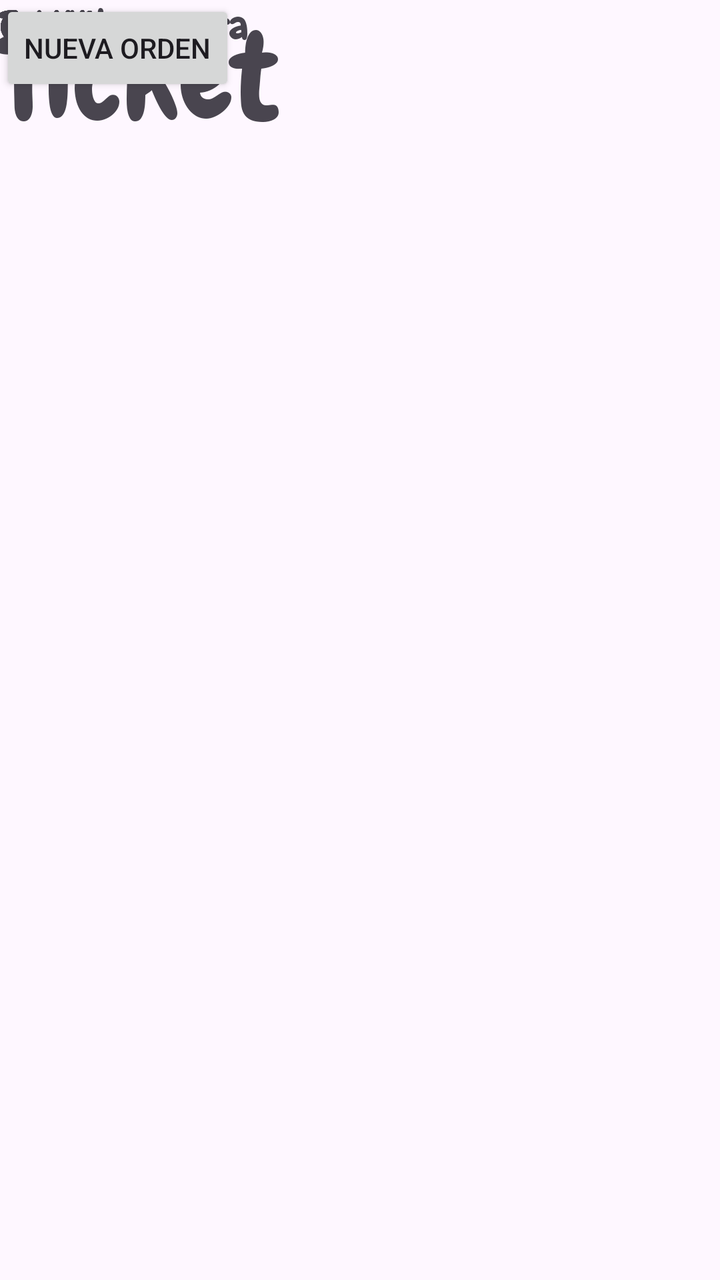
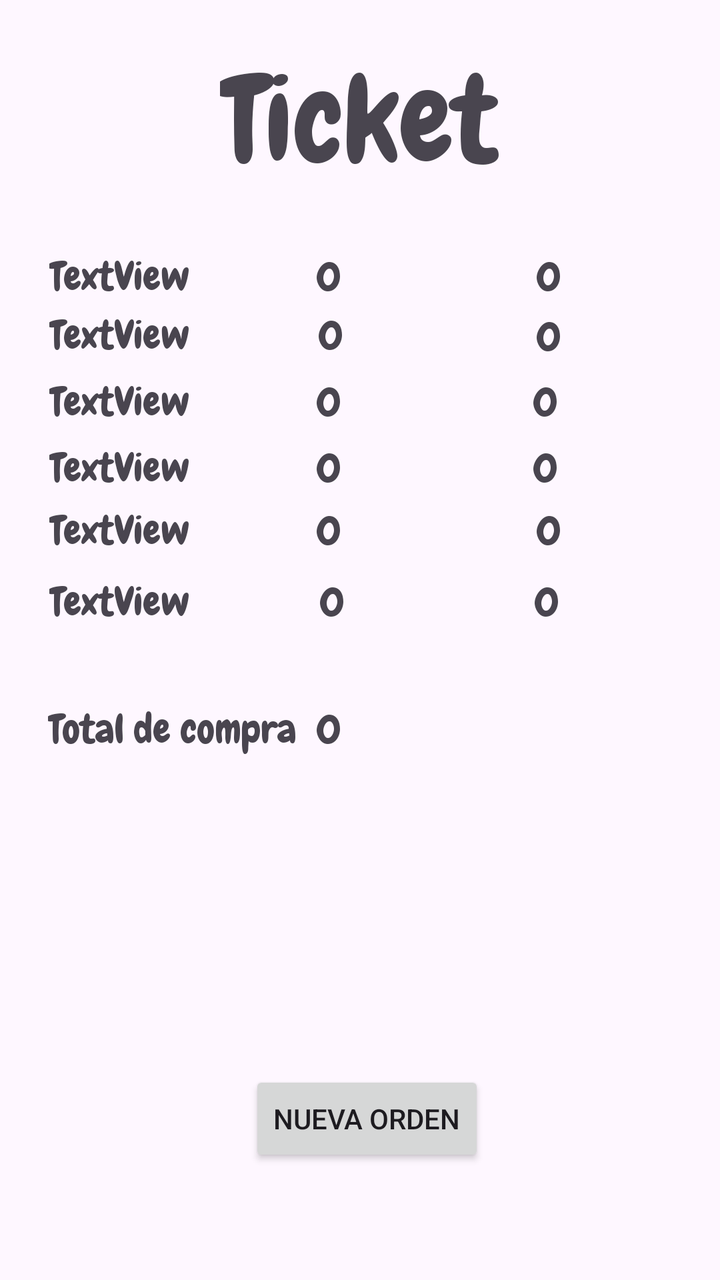

Screens rendered from an Android XML layout before and after an edit, with the pre-edit source and the edit as a unified diff.
<!-- AndroidManifest.xml: application theme Theme.Project1 -->
<!-- res/layout/activity_ticket.xml -->
<?xml version="1.0" encoding="utf-8"?>
<androidx.constraintlayout.widget.ConstraintLayout xmlns:android="http://schemas.android.com/apk/res/android"
    xmlns:app="http://schemas.android.com/apk/res-auto"
    xmlns:tools="http://schemas.android.com/tools"
    android:id="@+id/main"
    android:layout_width="match_parent"
    android:layout_height="match_parent"
    tools:context=".Ticket"
    tools:layout_editor_absoluteX="-1dp"
    tools:layout_editor_absoluteY="2dp">

    <TextView
        android:id="@+id/txtImporte1"
        android:layout_width="wrap_content"
        android:layout_height="wrap_content"
        android:fontFamily="@font/chewy_regular"
        android:text="0"
        android:textSize="20sp"
        tools:layout_editor_absoluteX="167dp"
        tools:layout_editor_absoluteY="144dp" />

    <TextView
        android:id="@+id/txtTotal1"
        android:layout_width="wrap_content"
        android:layout_height="wrap_content"
        android:fontFamily="@font/chewy_regular"
        android:text="0"
        android:textSize="20sp"
        tools:layout_editor_absoluteX="262dp"
        tools:layout_editor_absoluteY="145dp" />

    <TextView
        android:id="@+id/txtImporte6"
        android:layout_width="wrap_content"
        android:layout_height="wrap_content"
        android:fontFamily="@font/chewy_regular"
        android:text="0"
        android:textSize="20sp"
        tools:layout_editor_absoluteX="168dp"
        tools:layout_editor_absoluteY="328dp" />

    <TextView
        android:id="@+id/txtTotal2"
        android:layout_width="wrap_content"
        android:layout_height="wrap_content"
        android:fontFamily="@font/chewy_regular"
        android:text="0"
        android:textSize="20sp"
        tools:layout_editor_absoluteX="262dp"
        tools:layout_editor_absoluteY="178dp" />

    <TextView
        android:id="@+id/txtImporte2"
        android:layout_width="wrap_content"
        android:layout_height="wrap_content"
        android:fontFamily="@font/chewy_regular"
        android:text="0"
        android:textSize="20sp"
        tools:layout_editor_absoluteX="167dp"
        tools:layout_editor_absoluteY="178dp" />

    <TextView
        android:id="@+id/txtImporte4"
        android:layout_width="wrap_content"
        android:layout_height="wrap_content"
        android:fontFamily="@font/chewy_regular"
        android:text="0"
        android:textSize="20sp"
        tools:layout_editor_absoluteX="167dp"
        tools:layout_editor_absoluteY="252dp" />

    <TextView
        android:id="@+id/txtCantPati"
        android:layout_width="wrap_content"
        android:layout_height="wrap_content"
        android:fontFamily="@font/chewy_regular"
        android:text="TextView"
        android:textSize="20sp"
        tools:layout_editor_absoluteX="29dp"
        tools:layout_editor_absoluteY="144dp" />

    <TextView
        android:id="@+id/txtCantMichi"
        android:layout_width="wrap_content"
        android:layout_height="wrap_content"
        android:fontFamily="@font/chewy_regular"
        android:text="TextView"
        android:textSize="20sp"
        tools:layout_editor_absoluteX="31dp"
        tools:layout_editor_absoluteY="287dp" />

    <TextView
        android:id="@+id/txtCantConchi"
        android:layout_width="wrap_content"
        android:layout_height="wrap_content"
        android:fontFamily="@font/chewy_regular"
        android:text="TextView"
        android:textSize="20sp"
        tools:layout_editor_absoluteX="31dp"
        tools:layout_editor_absoluteY="327dp" />

    <TextView
        android:id="@+id/txtCantCombo"
        android:layout_width="wrap_content"
        android:layout_height="wrap_content"
        android:fontFamily="@font/chewy_regular"
        android:text="TextView"
        android:textSize="20sp"
        tools:layout_editor_absoluteX="29dp"
        tools:layout_editor_absoluteY="177dp" />

    <TextView
        android:id="@+id/txtCantMochi2"
        android:layout_width="wrap_content"
        android:layout_height="wrap_content"
        android:fontFamily="@font/chewy_regular"
        android:text="TextView"
        android:textSize="20sp"
        tools:layout_editor_absoluteX="31dp"
        tools:layout_editor_absoluteY="251dp" />

    <TextView
        android:id="@+id/txtCantMochi1"
        android:layout_width="wrap_content"
        android:layout_height="wrap_content"
        android:fontFamily="@font/chewy_regular"
        android:text="TextView"
        android:textSize="20sp"
        tools:layout_editor_absoluteX="29dp"
        tools:layout_editor_absoluteY="214dp" />

    <TextView
        android:id="@+id/txtImporte3"
        android:layout_width="wrap_content"
        android:layout_height="wrap_content"
        android:fontFamily="@font/chewy_regular"
        android:text="0"
        android:textSize="20sp"
        tools:layout_editor_absoluteX="168dp"
        tools:layout_editor_absoluteY="215dp" />

    <TextView
        android:id="@+id/txtImporte5"
        android:layout_width="wrap_content"
        android:layout_height="wrap_content"
        android:fontFamily="@font/chewy_regular"
        android:text="0"
        android:textSize="20sp"
        tools:layout_editor_absoluteX="166dp"
        tools:layout_editor_absoluteY="288dp" />

    <TextView
        android:id="@+id/txtTotal6"
        android:layout_width="wrap_content"
        android:layout_height="wrap_content"
        android:fontFamily="@font/chewy_regular"
        android:text="0"
        android:textSize="20sp"
        tools:layout_editor_absoluteX="262dp"
        tools:layout_editor_absoluteY="328dp" />

    <TextView
        android:id="@+id/txtTotal5"
        android:layout_width="wrap_content"
        android:layout_height="wrap_content"
        android:fontFamily="@font/chewy_regular"
        android:text="0"
        android:textSize="20sp"
        tools:layout_editor_absoluteX="261dp"
        tools:layout_editor_absoluteY="288dp" />

    <TextView
        android:id="@+id/txtTotal3"
        android:layout_width="wrap_content"
        android:layout_height="wrap_content"
        android:fontFamily="@font/chewy_regular"
        android:text="0"
        android:textSize="20sp"
        tools:layout_editor_absoluteX="263dp"
        tools:layout_editor_absoluteY="214dp" />

    <TextView
        android:id="@+id/txtTotal4"
        android:layout_width="wrap_content"
        android:layout_height="wrap_content"
        android:fontFamily="@font/chewy_regular"
        android:text="0"
        android:textSize="20sp"
        tools:layout_editor_absoluteX="261dp"
        tools:layout_editor_absoluteY="252dp" />

    <TextView
        android:id="@+id/textView32"
        android:layout_width="wrap_content"
        android:layout_height="wrap_content"
        android:fontFamily="@font/chewy_regular"
        android:text="Ticket"
        android:textSize="60sp"
        tools:layout_editor_absoluteX="126dp"
        tools:layout_editor_absoluteY="34dp" />

    <Button
        android:id="@+id/btnNuevaOrden"
        android:layout_width="wrap_content"
        android:layout_height="wrap_content"
        android:text="Nueva Orden"
        tools:layout_editor_absoluteX="140dp"
        tools:layout_editor_absoluteY="602dp" />

    <TextView
        android:id="@+id/textView33"
        android:layout_width="wrap_content"
        android:layout_height="wrap_content"
        android:fontFamily="@font/chewy_regular"
        android:text="Total de compra"
        android:textSize="20sp"
        tools:layout_editor_absoluteX="29dp"
        tools:layout_editor_absoluteY="400dp" />

    <TextView
        android:id="@+id/textView34"
        android:layout_width="wrap_content"
        android:layout_height="wrap_content"
        android:fontFamily="@font/chewy_regular"
        android:text="0"
        android:textSize="20sp"
        tools:layout_editor_absoluteX="169dp"
        tools:layout_editor_absoluteY="400dp" />

</androidx.constraintlayout.widget.ConstraintLayout>
<!-- resources referenced by this layout -->
<resources>
  <style name="Theme.Project1" parent="Base.Theme.Project1" />
  <style name="Base.Theme.Project1" parent="Theme.Material3.DayNight.NoActionBar">
          
          
      </style>
</resources>

<!-- the commit's change to res/layout/activity_ticket.xml (unified diff, before → after) -->
@@ -16,8 +16,82 @@
         android:fontFamily="@font/chewy_regular"
         android:text="0"
         android:textSize="20sp"
-        tools:layout_editor_absoluteX="167dp"
-        tools:layout_editor_absoluteY="144dp" />
+        app:layout_constraintBottom_toBottomOf="parent"
+        app:layout_constraintEnd_toEndOf="parent"
+        app:layout_constraintHorizontal_bias="0.454"
+        app:layout_constraintStart_toStartOf="parent"
+        app:layout_constraintTop_toTopOf="parent"
+        app:layout_constraintVertical_bias="0.204" />
+
+    <TextView
+        android:id="@+id/txtImporte5"
+        android:layout_width="wrap_content"
+        android:layout_height="wrap_content"
+        android:fontFamily="@font/chewy_regular"
+        android:text="0"
+        android:textSize="20sp"
+        app:layout_constraintBottom_toBottomOf="parent"
+        app:layout_constraintEnd_toEndOf="parent"
+        app:layout_constraintHorizontal_bias="0.454"
+        app:layout_constraintStart_toStartOf="parent"
+        app:layout_constraintTop_toTopOf="parent"
+        app:layout_constraintVertical_bias="0.411" />
+
+    <TextView
+        android:id="@+id/txtImporte3"
+        android:layout_width="wrap_content"
+        android:layout_height="wrap_content"
+        android:fontFamily="@font/chewy_regular"
+        android:text="0"
+        android:textSize="20sp"
+        app:layout_constraintBottom_toBottomOf="parent"
+        app:layout_constraintEnd_toEndOf="parent"
+        app:layout_constraintHorizontal_bias="0.454"
+        app:layout_constraintStart_toStartOf="parent"
+        app:layout_constraintTop_toTopOf="parent"
+        app:layout_constraintVertical_bias="0.306" />
+
+    <TextView
+        android:id="@+id/txtImporte6"
+        android:layout_width="wrap_content"
+        android:layout_height="wrap_content"
+        android:fontFamily="@font/chewy_regular"
+        android:text="0"
+        android:textSize="20sp"
+        app:layout_constraintBottom_toBottomOf="parent"
+        app:layout_constraintEnd_toEndOf="parent"
+        app:layout_constraintHorizontal_bias="0.459"
+        app:layout_constraintStart_toStartOf="parent"
+        app:layout_constraintTop_toTopOf="parent"
+        app:layout_constraintVertical_bias="0.469" />
+
+    <TextView
+        android:id="@+id/txtImporte2"
+        android:layout_width="wrap_content"
+        android:layout_height="wrap_content"
+        android:fontFamily="@font/chewy_regular"
+        android:text="0"
+        android:textSize="20sp"
+        app:layout_constraintBottom_toBottomOf="parent"
+        app:layout_constraintEnd_toEndOf="parent"
+        app:layout_constraintHorizontal_bias="0.457"
+        app:layout_constraintStart_toStartOf="parent"
+        app:layout_constraintTop_toTopOf="parent"
+        app:layout_constraintVertical_bias="0.252" />
+
+    <TextView
+        android:id="@+id/txtImporte4"
+        android:layout_width="wrap_content"
+        android:layout_height="wrap_content"
+        android:fontFamily="@font/chewy_regular"
+        android:text="0"
+        android:textSize="20sp"
+        app:layout_constraintBottom_toBottomOf="parent"
+        app:layout_constraintEnd_toEndOf="parent"
+        app:layout_constraintHorizontal_bias="0.454"
+        app:layout_constraintStart_toStartOf="parent"
+        app:layout_constraintTop_toTopOf="parent"
+        app:layout_constraintVertical_bias="0.36" />
 
     <TextView
         android:id="@+id/txtTotal1"
@@ -26,18 +100,68 @@
         android:fontFamily="@font/chewy_regular"
         android:text="0"
         android:textSize="20sp"
-        tools:layout_editor_absoluteX="262dp"
-        tools:layout_editor_absoluteY="145dp" />
-
-    <TextView
-        android:id="@+id/txtImporte6"
-        android:layout_width="wrap_content"
-        android:layout_height="wrap_content"
-        android:fontFamily="@font/chewy_regular"
-        android:text="0"
-        android:textSize="20sp"
-        tools:layout_editor_absoluteX="168dp"
-        tools:layout_editor_absoluteY="328dp" />
+        app:layout_constraintBottom_toBottomOf="parent"
+        app:layout_constraintEnd_toEndOf="parent"
+        app:layout_constraintHorizontal_bias="0.771"
+        app:layout_constraintStart_toStartOf="parent"
+        app:layout_constraintTop_toTopOf="parent"
+        app:layout_constraintVertical_bias="0.204" />
+
+    <TextView
+        android:id="@+id/txtTotal5"
+        android:layout_width="wrap_content"
+        android:layout_height="wrap_content"
+        android:fontFamily="@font/chewy_regular"
+        android:text="0"
+        android:textSize="20sp"
+        app:layout_constraintBottom_toBottomOf="parent"
+        app:layout_constraintEnd_toEndOf="parent"
+        app:layout_constraintHorizontal_bias="0.771"
+        app:layout_constraintStart_toStartOf="parent"
+        app:layout_constraintTop_toTopOf="parent"
+        app:layout_constraintVertical_bias="0.411" />
+
+    <TextView
+        android:id="@+id/txtTotal4"
+        android:layout_width="wrap_content"
+        android:layout_height="wrap_content"
+        android:fontFamily="@font/chewy_regular"
+        android:text="0"
+        android:textSize="20sp"
+        app:layout_constraintBottom_toBottomOf="parent"
+        app:layout_constraintEnd_toEndOf="parent"
+        app:layout_constraintHorizontal_bias="0.766"
+        app:layout_constraintStart_toStartOf="parent"
+        app:layout_constraintTop_toTopOf="parent"
+        app:layout_constraintVertical_bias="0.36" />
+
+    <TextView
+        android:id="@+id/txtTotal3"
+        android:layout_width="wrap_content"
+        android:layout_height="wrap_content"
+        android:fontFamily="@font/chewy_regular"
+        android:text="0"
+        android:textSize="20sp"
+        app:layout_constraintBottom_toBottomOf="parent"
+        app:layout_constraintEnd_toEndOf="parent"
+        app:layout_constraintHorizontal_bias="0.766"
+        app:layout_constraintStart_toStartOf="parent"
+        app:layout_constraintTop_toTopOf="parent"
+        app:layout_constraintVertical_bias="0.306" />
+
+    <TextView
+        android:id="@+id/txtTotal6"
+        android:layout_width="wrap_content"
+        android:layout_height="wrap_content"
+        android:fontFamily="@font/chewy_regular"
+        android:text="0"
+        android:textSize="20sp"
+        app:layout_constraintBottom_toBottomOf="parent"
+        app:layout_constraintEnd_toEndOf="parent"
+        app:layout_constraintHorizontal_bias="0.768"
+        app:layout_constraintStart_toStartOf="parent"
+        app:layout_constraintTop_toTopOf="parent"
+        app:layout_constraintVertical_bias="0.469" />
 
     <TextView
         android:id="@+id/txtTotal2"
@@ -46,28 +170,12 @@
         android:fontFamily="@font/chewy_regular"
         android:text="0"
         android:textSize="20sp"
-        tools:layout_editor_absoluteX="262dp"
-        tools:layout_editor_absoluteY="178dp" />
-
-    <TextView
-        android:id="@+id/txtImporte2"
-        android:layout_width="wrap_content"
-        android:layout_height="wrap_content"
-        android:fontFamily="@font/chewy_regular"
-        android:text="0"
-        android:textSize="20sp"
-        tools:layout_editor_absoluteX="167dp"
-        tools:layout_editor_absoluteY="178dp" />
-
-    <TextView
-        android:id="@+id/txtImporte4"
-        android:layout_width="wrap_content"
-        android:layout_height="wrap_content"
-        android:fontFamily="@font/chewy_regular"
-        android:text="0"
-        android:textSize="20sp"
-        tools:layout_editor_absoluteX="167dp"
-        tools:layout_editor_absoluteY="252dp" />
+        app:layout_constraintBottom_toBottomOf="parent"
+        app:layout_constraintEnd_toEndOf="parent"
+        app:layout_constraintHorizontal_bias="0.771"
+        app:layout_constraintStart_toStartOf="parent"
+        app:layout_constraintTop_toTopOf="parent"
+        app:layout_constraintVertical_bias="0.253" />
 
     <TextView
         android:id="@+id/txtCantPati"
@@ -76,8 +184,12 @@
         android:fontFamily="@font/chewy_regular"
         android:text="TextView"
         android:textSize="20sp"
-        tools:layout_editor_absoluteX="29dp"
-        tools:layout_editor_absoluteY="144dp" />
+        app:layout_constraintBottom_toBottomOf="parent"
+        app:layout_constraintEnd_toEndOf="parent"
+        app:layout_constraintHorizontal_bias="0.085"
+        app:layout_constraintStart_toStartOf="parent"
+        app:layout_constraintTop_toTopOf="parent"
+        app:layout_constraintVertical_bias="0.204" />
 
     <TextView
         android:id="@+id/txtCantMichi"
@@ -86,8 +198,12 @@
         android:fontFamily="@font/chewy_regular"
         android:text="TextView"
         android:textSize="20sp"
-        tools:layout_editor_absoluteX="31dp"
-        tools:layout_editor_absoluteY="287dp" />
+        app:layout_constraintBottom_toBottomOf="parent"
+        app:layout_constraintEnd_toEndOf="parent"
+        app:layout_constraintHorizontal_bias="0.085"
+        app:layout_constraintStart_toStartOf="parent"
+        app:layout_constraintTop_toTopOf="parent"
+        app:layout_constraintVertical_bias="0.411" />
 
     <TextView
         android:id="@+id/txtCantConchi"
@@ -96,8 +212,12 @@
         android:fontFamily="@font/chewy_regular"
         android:text="TextView"
         android:textSize="20sp"
-        tools:layout_editor_absoluteX="31dp"
-        tools:layout_editor_absoluteY="327dp" />
+        app:layout_constraintBottom_toBottomOf="parent"
+        app:layout_constraintEnd_toEndOf="parent"
+        app:layout_constraintHorizontal_bias="0.085"
+        app:layout_constraintStart_toStartOf="parent"
+        app:layout_constraintTop_toTopOf="parent"
+        app:layout_constraintVertical_bias="0.469" />
 
     <TextView
         android:id="@+id/txtCantCombo"
@@ -106,8 +226,12 @@
         android:fontFamily="@font/chewy_regular"
         android:text="TextView"
         android:textSize="20sp"
-        tools:layout_editor_absoluteX="29dp"
-        tools:layout_editor_absoluteY="177dp" />
+        app:layout_constraintBottom_toBottomOf="parent"
+        app:layout_constraintEnd_toEndOf="parent"
+        app:layout_constraintHorizontal_bias="0.085"
+        app:layout_constraintStart_toStartOf="parent"
+        app:layout_constraintTop_toTopOf="parent"
+        app:layout_constraintVertical_bias="0.252" />
 
     <TextView
         android:id="@+id/txtCantMochi2"
@@ -116,8 +240,12 @@
         android:fontFamily="@font/chewy_regular"
         android:text="TextView"
         android:textSize="20sp"
-        tools:layout_editor_absoluteX="31dp"
-        tools:layout_editor_absoluteY="251dp" />
+        app:layout_constraintBottom_toBottomOf="parent"
+        app:layout_constraintEnd_toEndOf="parent"
+        app:layout_constraintHorizontal_bias="0.085"
+        app:layout_constraintStart_toStartOf="parent"
+        app:layout_constraintTop_toTopOf="parent"
+        app:layout_constraintVertical_bias="0.36" />
 
     <TextView
         android:id="@+id/txtCantMochi1"
@@ -126,68 +254,12 @@
         android:fontFamily="@font/chewy_regular"
         android:text="TextView"
         android:textSize="20sp"
-        tools:layout_editor_absoluteX="29dp"
-        tools:layout_editor_absoluteY="214dp" />
-
-    <TextView
-        android:id="@+id/txtImporte3"
-        android:layout_width="wrap_content"
-        android:layout_height="wrap_content"
-        android:fontFamily="@font/chewy_regular"
-        android:text="0"
-        android:textSize="20sp"
-        tools:layout_editor_absoluteX="168dp"
-        tools:layout_editor_absoluteY="215dp" />
-
-    <TextView
-        android:id="@+id/txtImporte5"
-        android:layout_width="wrap_content"
-        android:layout_height="wrap_content"
-        android:fontFamily="@font/chewy_regular"
-        android:text="0"
-        android:textSize="20sp"
-        tools:layout_editor_absoluteX="166dp"
-        tools:layout_editor_absoluteY="288dp" />
-
-    <TextView
-        android:id="@+id/txtTotal6"
-        android:layout_width="wrap_content"
-        android:layout_height="wrap_content"
-        android:fontFamily="@font/chewy_regular"
-        android:text="0"
-        android:textSize="20sp"
-        tools:layout_editor_absoluteX="262dp"
-        tools:layout_editor_absoluteY="328dp" />
-
-    <TextView
-        android:id="@+id/txtTotal5"
-        android:layout_width="wrap_content"
-        android:layout_height="wrap_content"
-        android:fontFamily="@font/chewy_regular"
-        android:text="0"
-        android:textSize="20sp"
-        tools:layout_editor_absoluteX="261dp"
-        tools:layout_editor_absoluteY="288dp" />
-
-    <TextView
-        android:id="@+id/txtTotal3"
-        android:layout_width="wrap_content"
-        android:layout_height="wrap_content"
-        android:fontFamily="@font/chewy_regular"
-        android:text="0"
-        android:textSize="20sp"
-        tools:layout_editor_absoluteX="263dp"
-        tools:layout_editor_absoluteY="214dp" />
-
-    <TextView
-        android:id="@+id/txtTotal4"
-        android:layout_width="wrap_content"
-        android:layout_height="wrap_content"
-        android:fontFamily="@font/chewy_regular"
-        android:text="0"
-        android:textSize="20sp"
-        tools:layout_editor_absoluteX="261dp"
-        tools:layout_editor_absoluteY="252dp" />
+        app:layout_constraintBottom_toBottomOf="parent"
+        app:layout_constraintEnd_toEndOf="parent"
+        app:layout_constraintHorizontal_bias="0.085"
+        app:layout_constraintStart_toStartOf="parent"
+        app:layout_constraintTop_toTopOf="parent"
+        app:layout_constraintVertical_bias="0.306" />
 
     <TextView
         android:id="@+id/textView32"
@@ -196,16 +268,24 @@
         android:fontFamily="@font/chewy_regular"
         android:text="Ticket"
         android:textSize="60sp"
-        tools:layout_editor_absoluteX="126dp"
-        tools:layout_editor_absoluteY="34dp" />
+        app:layout_constraintBottom_toBottomOf="parent"
+        app:layout_constraintEnd_toEndOf="parent"
+        app:layout_constraintHorizontal_bias="0.498"
+        app:layout_constraintStart_toStartOf="parent"
+        app:layout_constraintTop_toTopOf="parent"
+        app:layout_constraintVertical_bias="0.038" />
 
     <Button
         android:id="@+id/btnNuevaOrden"
         android:layout_width="wrap_content"
         android:layout_height="wrap_content"
         android:text="Nueva Orden"
-        tools:layout_editor_absoluteX="140dp"
-        tools:layout_editor_absoluteY="602dp" />
+        app:layout_constraintBottom_toBottomOf="parent"
+        app:layout_constraintEnd_toEndOf="parent"
+        app:layout_constraintHorizontal_bias="0.514"
+        app:layout_constraintStart_toStartOf="parent"
+        app:layout_constraintTop_toTopOf="parent"
+        app:layout_constraintVertical_bias="0.904" />
 
     <TextView
         android:id="@+id/textView33"
@@ -214,17 +294,25 @@
         android:fontFamily="@font/chewy_regular"
         android:text="Total de compra"
         android:textSize="20sp"
-        tools:layout_editor_absoluteX="29dp"
-        tools:layout_editor_absoluteY="400dp" />
-
-    <TextView
-        android:id="@+id/textView34"
-        android:layout_width="wrap_content"
-        android:layout_height="wrap_content"
-        android:fontFamily="@font/chewy_regular"
-        android:text="0"
-        android:textSize="20sp"
-        tools:layout_editor_absoluteX="169dp"
-        tools:layout_editor_absoluteY="400dp" />
+        app:layout_constraintBottom_toBottomOf="parent"
+        app:layout_constraintEnd_toEndOf="parent"
+        app:layout_constraintHorizontal_bias="0.101"
+        app:layout_constraintStart_toStartOf="parent"
+        app:layout_constraintTop_toTopOf="parent"
+        app:layout_constraintVertical_bias="0.573" />
+
+    <TextView
+        android:id="@+id/txtTotal"
+        android:layout_width="wrap_content"
+        android:layout_height="wrap_content"
+        android:fontFamily="@font/chewy_regular"
+        android:text="0"
+        android:textSize="20sp"
+        app:layout_constraintBottom_toBottomOf="parent"
+        app:layout_constraintEnd_toEndOf="parent"
+        app:layout_constraintHorizontal_bias="0.454"
+        app:layout_constraintStart_toStartOf="parent"
+        app:layout_constraintTop_toTopOf="parent"
+        app:layout_constraintVertical_bias="0.573" />
 
 </androidx.constraintlayout.widget.ConstraintLayout>
